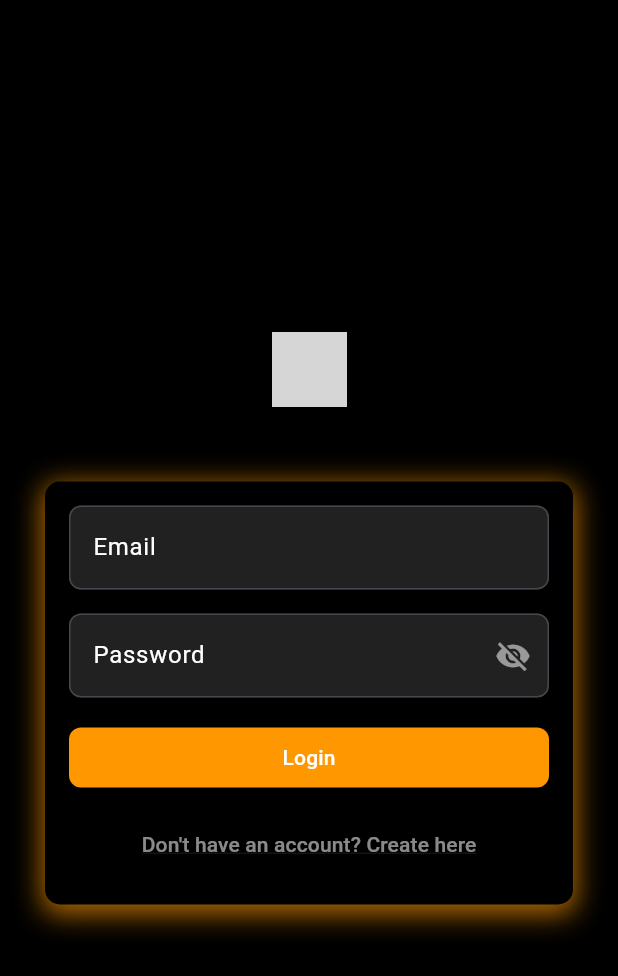
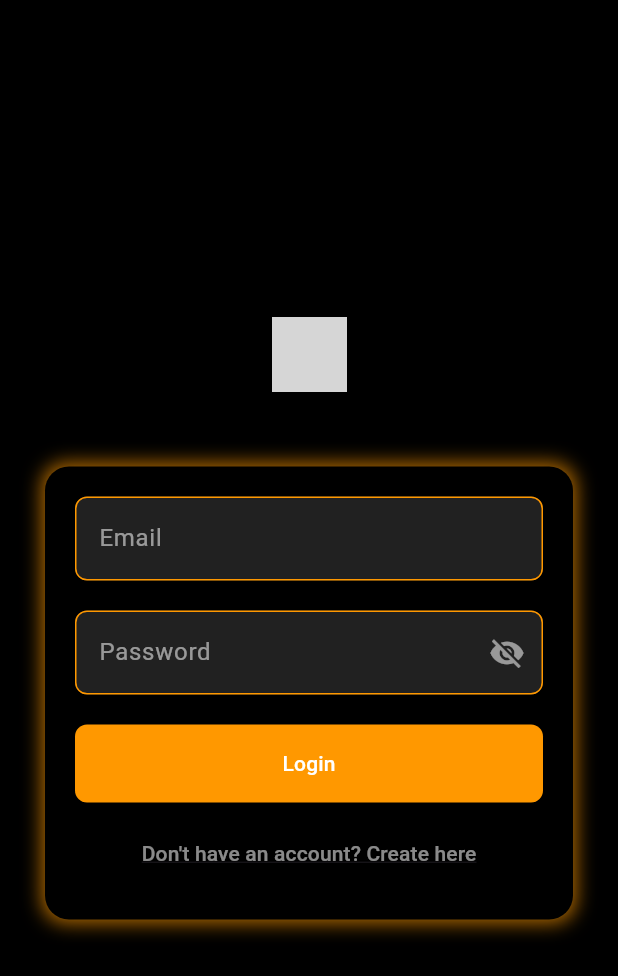
Before and after one commit to Resky89/authhub-flutter, a Flutter app: the LoginPage screen opened directly, on a phone screen of 412 x 824 dp. Shown: the top 976 px of the screen. Run offline on Flutter 3.47's test engine with Material 3 defaults, Android fonts, the phone set to English and light mode, and no system bars; grey boxes are pictures that could not be loaded.

Commit message:
SCRUM-3 Update login.dart

```diff
--- a/lib/views/auth/login.dart
+++ b/lib/views/auth/login.dart
@@ -1,11 +1,18 @@
 import 'package:flutter/material.dart';
+import 'register.dart';
+import '../profile.dart';
 
 class LoginPage extends StatefulWidget {
+  const LoginPage({super.key});
+
   @override
   _LoginPageState createState() => _LoginPageState();
 }
 
 class _LoginPageState extends State<LoginPage> {
+  // Variabel untuk mengontrol visibilitas password
+  bool _isPasswordVisible = false;
+
   @override
   Widget build(BuildContext context) {
     return Scaffold(
@@ -22,83 +29,63 @@ class _LoginPageState extends State<LoginPage> {
                   'lib/assets/logo.png', // Pastikan gambar ada di folder assets
                   height: 50,
                 ),
-                SizedBox(height: 50),
+                const SizedBox(height: 50),
                 Container(
                   decoration: BoxDecoration(
                     color: Colors.black,
-                    borderRadius: BorderRadius.circular(10),
+                    borderRadius: BorderRadius.circular(16),
                     boxShadow: [
                       BoxShadow(
                         color: Colors.orange.withOpacity(0.7),
                         spreadRadius: 2,
-                        blurRadius: 15,
-                        offset: Offset(0, 4),
+                        blurRadius: 10,
+                        offset: const Offset(0, 0),
                       ),
                     ],
                   ),
                   child: Padding(
-                    padding: const EdgeInsets.all(16.0),
+                    padding: const EdgeInsets.all(20.0),
                     child: Column(
                       children: [
-                        TextField(
-                          decoration: InputDecoration(
-                            labelText: 'Email',
-                            labelStyle: TextStyle(color: Colors.white),
-                            filled: true,
-                            fillColor: Colors.grey[900],
-                            border: OutlineInputBorder(
-                              borderRadius: BorderRadius.circular(8),
-                              borderSide: BorderSide(
-                                color: Colors.orangeAccent,
-                                width: 1.5,
-                              ),
-                            ),
-                          ),
-                          style: TextStyle(color: Colors.white),
-                        ),
-                        SizedBox(height: 16),
-                        TextField(
-                          obscureText: true,
-                          decoration: InputDecoration(
-                            labelText: 'Password',
-                            labelStyle: TextStyle(color: Colors.white),
-                            filled: true,
-                            fillColor: Colors.grey[900],
-                            suffixIcon: Icon(
-                              Icons.visibility_off,
-                              color: Colors.white54,
-                            ),
-                            border: OutlineInputBorder(
-                              borderRadius: BorderRadius.circular(8),
-                              borderSide: BorderSide(
-                                color: Colors.orangeAccent,
-                                width: 1.5,
-                              ),
-                            ),
-                          ),
-                          style: TextStyle(color: Colors.white),
-                        ),
-                        SizedBox(height: 16),
+                        _buildTextField('Email'),
+                        const SizedBox(height: 20),
+                        _buildPasswordField('Password'),
+                        const SizedBox(height: 20),
                         SizedBox(
                           width: double.infinity,
                           child: ElevatedButton(
-                            onPressed: () {},
+                            onPressed: () {
+                              Navigator.push(
+                                context,
+                                MaterialPageRoute(
+                                  builder: (context) => ProfilePage(),
+                                ),
+                              );
+                            },
                             style: ElevatedButton.styleFrom(
                               backgroundColor: Colors.orange,
+                              padding: const EdgeInsets.symmetric(vertical: 16),
                               shape: RoundedRectangleBorder(
                                 borderRadius: BorderRadius.circular(8),
                               ),
                             ),
-                            child: Text(
+                            child: const Text(
                               'Login',
                               style: TextStyle(color: Colors.white),
                             ),
                           ),
                         ),
-                        SizedBox(height: 10),
+                        const SizedBox(height: 10),
                         TextButton(
-                          onPressed: () {},
-                          child: Text(
+                          onPressed: () {
+                            Navigator.push(
+                              context,
+                              MaterialPageRoute(
+                                builder: (context) => const RegisterPage(),
+                              ),
+                            );
+                          },
+                          child: const Text(
                             "Don't have an account? Create here",
                             style: TextStyle(
                               color: Colors.white54,
@@ -117,6 +104,60 @@ class _LoginPageState extends State<LoginPage> {
       ),
     );
   }
+
+  // Widget untuk TextField umum
+  Widget _buildTextField(String label) {
+    return TextField(
+      style: const TextStyle(color: Colors.white),
+      decoration: InputDecoration(
+        labelText: label,
+        labelStyle: const TextStyle(color: Colors.white54),
+        filled: true,
+        fillColor: Colors.grey[900],
+        enabledBorder: OutlineInputBorder(
+          borderSide: const BorderSide(color: Colors.orange),
+          borderRadius: BorderRadius.circular(8),
+        ),
+        focusedBorder: OutlineInputBorder(
+          borderSide: const BorderSide(color: Colors.orange, width: 2),
+          borderRadius: BorderRadius.circular(8),
+        ),
+      ),
+    );
+  }
+
+  // Widget untuk PasswordField dengan visibilitas
+  Widget _buildPasswordField(String label) {
+    return TextField(
+      obscureText: !_isPasswordVisible,
+      style: const TextStyle(color: Colors.white),
+      decoration: InputDecoration(
+        labelText: label,
+        labelStyle: const TextStyle(color: Colors.white54),
+        filled: true,
+        fillColor: Colors.grey[900],
+        suffixIcon: IconButton(
+          icon: Icon(
+            _isPasswordVisible ? Icons.visibility : Icons.visibility_off,
+            color: Colors.white54,
+          ),
+          onPressed: () {
+            setState(() {
+              _isPasswordVisible = !_isPasswordVisible;
+            });
+          },
+        ),
+        enabledBorder: OutlineInputBorder(
+          borderSide: const BorderSide(color: Colors.orange),
+          borderRadius: BorderRadius.circular(8),
+        ),
+        focusedBorder: OutlineInputBorder(
+          borderSide: const BorderSide(color: Colors.orange, width: 2),
+          borderRadius: BorderRadius.circular(8),
+        ),
+      ),
+    );
+  }
 }
 
 void main() {
```
